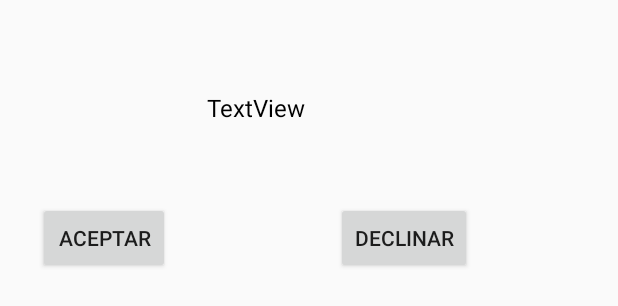
After one commit to MarcosRuiz01/Tartaro, an Android app: the layout mensaje_emergente.xml on its own in the app's theme, with its tools: preview values and no code run, on a phone screen of 412 x 824 dp. The commit adds this screen. Shown: the top 306 px of the screen. Run offline under Robolectric (Android 15) with nearby library versions, the phone set to English and light mode, and no system bars.

Commit message:
Se creo el estado de Tarea Eliminada para filtrar ListView y que el tecnico pueda modificar a dicho estado las tareas.

```diff
--- a/app/src/main/java/ado/edu/itla/tartaro/entidad/Tarea.java
+++ b/app/src/main/java/ado/edu/itla/tartaro/entidad/Tarea.java
@@ -9,7 +9,8 @@ public class Tarea implements Serializable {
     public enum EstadoTarea {
         PENDIENTE,
         EN_PROCESO,
-        LISTA
+        LISTA,
+        ELIMINADA
     }
 
     private Integer id;
--- /dev/null
+++ b/app/src/main/res/layout/mensaje_emergente.xml
@@ -0,0 +1,37 @@
+<?xml version="1.0" encoding="utf-8"?>
+<RelativeLayout xmlns:android="http://schemas.android.com/apk/res/android"
+    android:layout_width="340dp"
+    android:layout_height="200dp">
+
+
+    <TextView
+        android:id="@+id/txtDialogMsg"
+        android:layout_width="289dp"
+        android:layout_height="96dp"
+        android:layout_alignParentTop="true"
+        android:layout_centerHorizontal="true"
+        android:layout_marginTop="24dp"
+        android:layout_weight="1"
+        android:gravity="center"
+        android:text="TextView"
+        android:textColor="#000000"
+        android:textSize="16sp" />
+
+    <Button
+        android:id="@+id/btnDialogAceptar"
+        android:layout_width="wrap_content"
+        android:layout_height="wrap_content"
+        android:layout_alignLeft="@+id/txtDialogMsg"
+        android:layout_alignParentBottom="true"
+        android:layout_alignStart="@+id/txtDialogMsg"
+        android:layout_marginBottom="17dp"
+        android:text="@string/btnAceptar" />
+
+    <Button
+        android:id="@+id/btnDialogDeclinar"
+        android:layout_width="wrap_content"
+        android:layout_height="wrap_content"
+        android:layout_alignEnd="@+id/txtDialogMsg"
+        android:layout_alignTop="@+id/btnDialogAceptar"
+        android:text="@string/btnDeclinar" />
+</RelativeLayout>
--- a/app/src/main/res/layout/tarea_tecnico.xml
+++ b/app/src/main/res/layout/tarea_tecnico.xml
@@ -24,7 +24,6 @@
         android:layout_height="43dp"
         android:layout_marginLeft="44dp"
         android:layout_marginStart="44dp"
-        android:layout_marginTop="8dp"
         android:gravity="center"
         android:text="TextView"
         android:textSize="18sp"
--- a/app/src/main/res/values/strings.xml
+++ b/app/src/main/res/values/strings.xml
@@ -11,6 +11,8 @@
     <string name="TipoUsuarios">Tipos de Usuarios</string>
     <string name="Rbtn1">TECNICO</string>
     <string name="Rbtn2">NORMAL</string>
+    <string name="btnAceptar">ACEPTAR</string>
+    <string name="btnDeclinar">DECLINAR</string>
     <string name="BtnRegCan">Cancelar</string>
     <string name="BtnReg">Registrar</string>
     <string name="BtnPendientes">Pendientes</string>
@@ -29,6 +31,10 @@
     <string name="BtnEliminar">ELIMINAR</string>
     <string name="BtnAgregar">Agregar Nota</string>
     <string name="IniciarTarea">INICIAR</string>
+    <string name="IniciarConfirmacion">¿Esta seguro que desea INICIAR esta tarea?.</string>
     <string name="TerminarTarea">TERMINAR</string>
+    <string name="TerminarConfirmacion">¿Esta seguro que desea TERMINAR esta tarea?.</string>
+    <string name="EliminarConfirmacion">¿Esta seguro que desea ELIMINAR esta tarea?.\n
+        OJO! Si Elimina la tarea, el creador de la misma ya no podrá verla. </string>
 
 </resources>
```
Also changed, not shown: app/src/main/java/ado/edu/itla/tartaro/usuarioNormal/DetallesTareaUNActivity.java (+15 -3 lines), app/src/main/java/ado/edu/itla/tartaro/usuarioTecnico/DetallesTareaTECActivity.java (+84 -7 lines).
